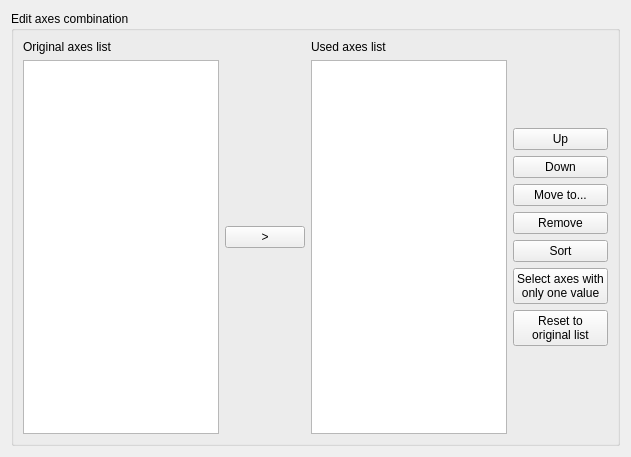
Qt form gui-qt/src/PVAxesCombinationWidget.ui (squey/squey) before a commit.
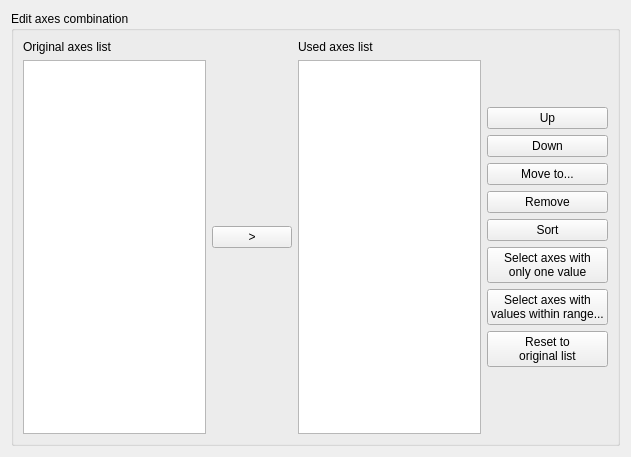
The same form after that commit.

Commit message: Fix some issues with QT4_WRAP_CPP [PVAxesCombinationWidget] Add axes selection based on values of mapped/plotted

Diff of the .ui file:
```diff
--- a/gui-qt/src/PVAxesCombinationWidget.ui
+++ b/gui-qt/src/PVAxesCombinationWidget.ui
@@ -149,6 +149,14 @@
             </property>
            </widget>
           </item>
+          <item>
+           <widget class="QPushButton" name="_btn_sel_range">
+            <property name="text">
+             <string>Select axes with
+values within range...</string>
+            </property>
+           </widget>
+          </item>
           <item>
            <widget class="QPushButton" name="_btn_reset">
             <property name="text">
```
The commit also changes 13 other files.
